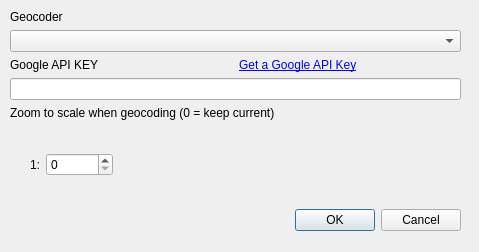
Above: Ui_Config.ui from elpaso/qgis-geocoding before the change. Below: the same form after it.
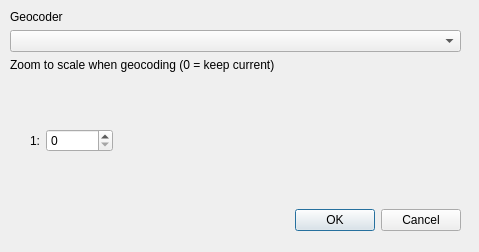
That is the form after the change.

Patch:
```diff
--- a/Ui_Config.ui
+++ b/Ui_Config.ui
@@ -37,31 +37,7 @@
      <widget class="QComboBox" name="geocoderComboBox"/>
     </item>
     <item>
-     <layout class="QHBoxLayout" name="horizontalLayout">
-      <item>
-       <widget class="QLabel" name="label">
-        <property name="text">
-         <string>Google API KEY</string>
-        </property>
-       </widget>
-      </item>
-      <item>
-       <widget class="QLabel" name="label_2">
-        <property name="text">
-         <string>&lt;a href=&quot;http://code.google.com/apis/maps/signup.html&quot;&gt;Get a Google API Key&lt;/a&gt;</string>
-        </property>
-        <property name="textFormat">
-         <enum>Qt::AutoText</enum>
-        </property>
-        <property name="openExternalLinks">
-         <bool>true</bool>
-        </property>
-       </widget>
-      </item>
-     </layout>
-    </item>
-    <item>
-     <widget class="QLineEdit" name="GoogleAPIKey"/>
+     <layout class="QHBoxLayout" name="horizontalLayout"/>
     </item>
     <item>
      <widget class="QLabel" name="label_3">
```
